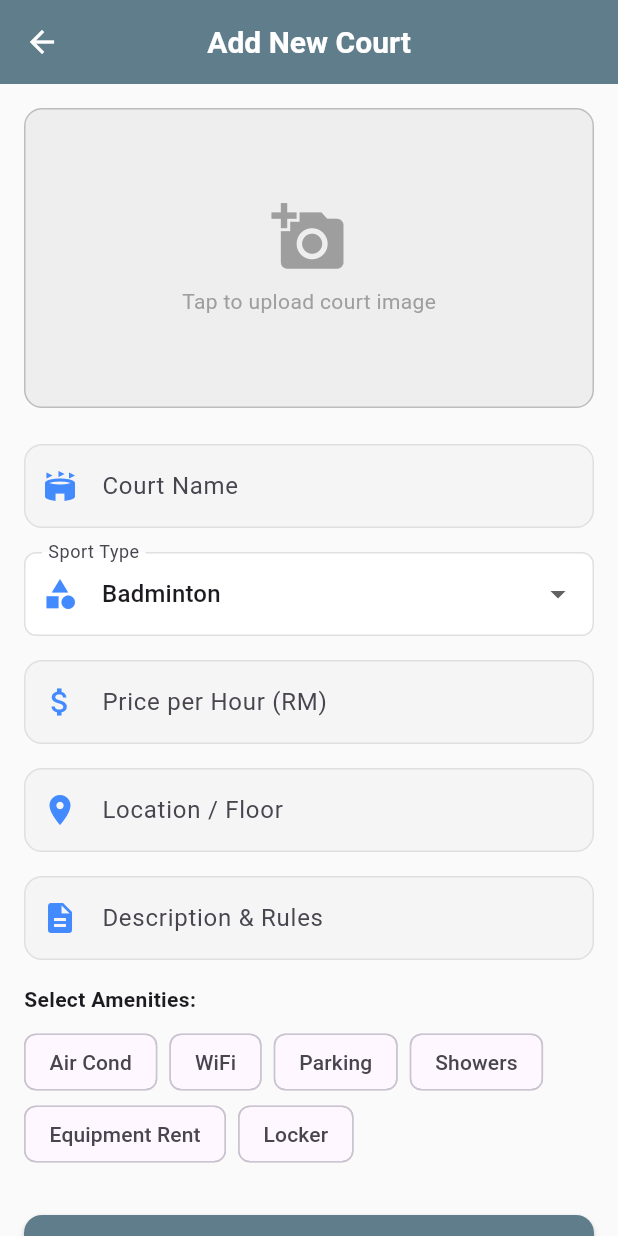
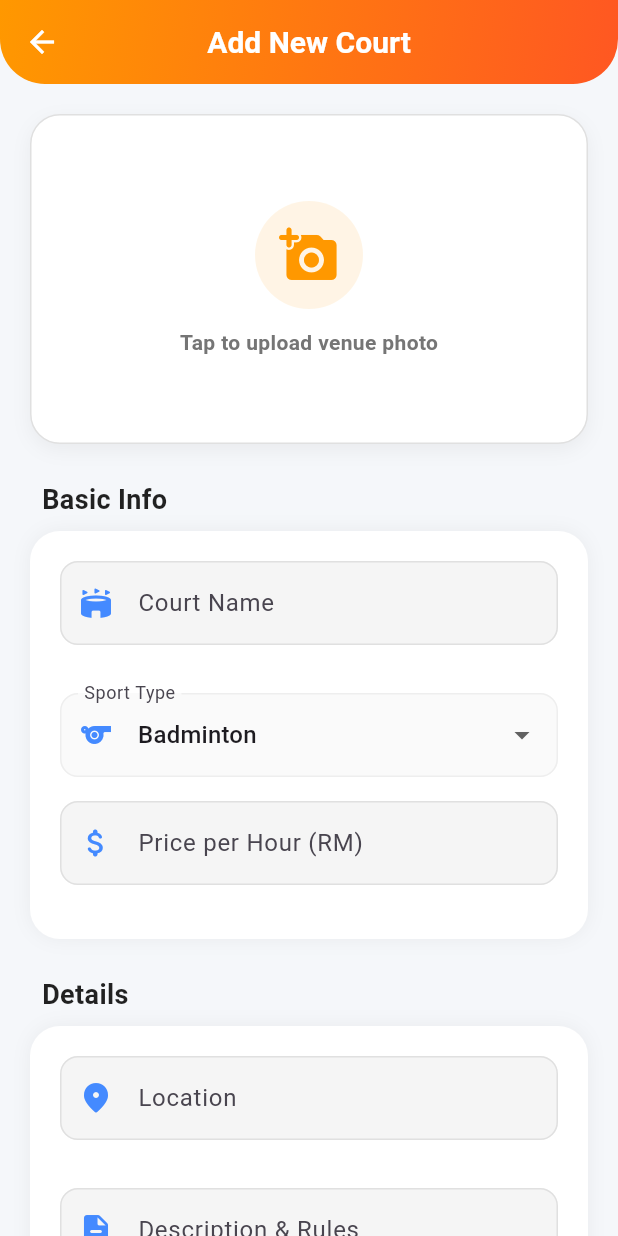
Before and after one commit to AmirKma112/court_time, a Flutter app: the OwnerAddCourt screen opened directly, on a phone screen of 412 x 824 dp. Run offline on Flutter 3.47's test engine with Material 3 defaults, Android fonts, the phone set to English and light mode, and no system bars; our stand-ins replace cloud_firestore, firebase_auth, firebase_core, firebase_storage, image_picker; accounts and stored records are empty.

Commit message:
update owner add court

```diff
--- a/lib/screens/owner/owner_add_court.dart
+++ b/lib/screens/owner/owner_add_court.dart
@@ -1,12 +1,12 @@
-import 'dart:io'; // Needed for File
+import 'dart:io';
 import 'package:flutter/material.dart';
-import 'package:image_picker/image_picker.dart'; // For picking images
-import 'package:firebase_storage/firebase_storage.dart'; // For uploading
+import 'package:image_picker/image_picker.dart';
+import 'package:firebase_storage/firebase_storage.dart';
 import '../../models/court_model.dart';
 import '../../services/database_service.dart';
 import '../../services/auth_service.dart';
-import '../../widgets/custom_button.dart'; // Assuming you have this
-import '../../widgets/custom_input.dart';  // Assuming you have this
+import '../../widgets/custom_button.dart';
+import '../../widgets/custom_input.dart';
 
 class OwnerAddCourt extends StatefulWidget {
   final CourtModel? courtToEdit;
@@ -21,17 +21,14 @@ class _OwnerAddCourtState extends State<OwnerAddCourt> {
   final _formKey = GlobalKey<FormState>();
   bool _isLoading = false;
 
-  // Controllers
   final _nameController = TextEditingController();
   final _priceController = TextEditingController();
   final _locationController = TextEditingController();
   final _descController = TextEditingController();
 
-  // Image State
-  File? _pickedImageFile;        // The new image selected from device
-  String? _existingImageUrl;     // The URL if editing an existing court
+  File? _pickedImageFile;
+  String? _existingImageUrl;
 
-  // Dropdown & Amenities
   String _selectedType = 'Badminton';
   final List<String> _availableAmenities = ['Air Cond', 'WiFi', 'Parking', 'Showers', 'Equipment Rent', 'Locker'];
   final List<String> _selectedAmenities = [];
@@ -39,7 +36,6 @@ class _OwnerAddCourtState extends State<OwnerAddCourt> {
   @override
   void initState() {
     super.initState();
-    // Pre-fill data if Editing
     if (widget.courtToEdit != null) {
       _nameController.text = widget.courtToEdit!.name;
       _priceController.text = widget.courtToEdit!.pricePerHour.toString();
@@ -51,11 +47,10 @@ class _OwnerAddCourtState extends State<OwnerAddCourt> {
     }
   }
 
-  // 1. FUNCTION TO PICK IMAGE
   Future<void> _pickImage() async {
     final pickedFile = await ImagePicker().pickImage(
-      source: ImageSource.gallery, // Change to ImageSource.camera to take a photo
-      imageQuality: 80, // Compress slightly to save space
+      source: ImageSource.gallery,
+      imageQuality: 80,
     );
 
     if (pickedFile != null) {
@@ -65,25 +60,17 @@ class _OwnerAddCourtState extends State<OwnerAddCourt> {
     }
   }
 
-  // 2. FUNCTION TO UPLOAD IMAGE TO FIREBASE STORAGE
   Future<String> _uploadImage(File image) async {
     try {
-      // Create a unique filename based on time
       final String fileName = '${DateTime.now().millisecondsSinceEpoch}.jpg';
-
-      // Reference to storage: /court_images/filename.jpg
       final Reference storageRef = FirebaseStorage.instance
           .ref()
           .child('court_images')
           .child(fileName);
 
-      // Upload the file
       final UploadTask uploadTask = storageRef.putFile(image);
       final TaskSnapshot snapshot = await uploadTask;
-
-      // Get the download URL
-      final String downloadUrl = await snapshot.ref.getDownloadURL();
-      return downloadUrl;
+      return await snapshot.ref.getDownloadURL();
     } catch (e) {
       throw Exception("Image Upload Failed: $e");
     }
@@ -91,7 +78,6 @@ class _OwnerAddCourtState extends State<OwnerAddCourt> {
 
   void _saveCourt() async {
     if (_formKey.currentState!.validate()) {
-      // Validation: Ensure an image exists (either new or existing)
       if (_pickedImageFile == null && _existingImageUrl == null) {
         ScaffoldMessenger.of(context).showSnackBar(
           const SnackBar(content: Text("Please upload an image for the court.")),
@@ -107,16 +93,12 @@ class _OwnerAddCourtState extends State<OwnerAddCourt> {
 
         String finalImageUrl = '';
 
-        // A. If user picked a NEW image, upload it
         if (_pickedImageFile != null) {
           finalImageUrl = await _uploadImage(_pickedImageFile!);
-        }
-        // B. If not, keep the OLD URL
-        else if (_existingImageUrl != null) {
+        } else if (_existingImageUrl != null) {
           finalImageUrl = _existingImageUrl!;
         }
 
-        // C. Prepare Data
         final newCourt = CourtModel(
           id: widget.courtToEdit?.id ?? '',
           ownerId: ownerId,
@@ -125,17 +107,19 @@ class _OwnerAddCourtState extends State<OwnerAddCourt> {
           pricePerHour: double.parse(_priceController.text.trim()),
           location: _locationController.text.trim(),
           description: _descController.text.trim(),
-          imageUrl: finalImageUrl, // Use the real Firebase URL
+          imageUrl: finalImageUrl,
           amenities: _selectedAmenities,
         );
 
-        // D. Save to Firestore
         await DatabaseService().saveCourt(newCourt, isEditing: widget.courtToEdit != null);
 
         if (!mounted) return;
         Navigator.pop(context);
         ScaffoldMessenger.of(context).showSnackBar(
-          const SnackBar(content: Text("Court Saved Successfully!")),
+          const SnackBar(
+            content: Text("Court Saved Successfully!"),
+            backgroundColor: Colors.green,
+          ),
         );
 
       } catch (e) {
@@ -154,69 +138,107 @@ class _OwnerAddCourtState extends State<OwnerAddCourt> {
     bool isEditing = widget.courtToEdit != null;
 
     return Scaffold(
+      backgroundColor: const Color(0xFFF5F7FA),
       appBar: AppBar(
         title: Text(isEditing ? "Edit Court" : "Add New Court"),
-        backgroundColor: Colors.blueGrey,
+        backgroundColor: Colors.transparent,
+        flexibleSpace: Container(
+          decoration: const BoxDecoration(
+            gradient: LinearGradient(
+              colors: [Colors.orange, Colors.deepOrange],
+              begin: Alignment.topLeft,
+              end: Alignment.bottomRight,
+            ),
+            borderRadius: BorderRadius.vertical(bottom: Radius.circular(30)),
+          ),
+        ),
+        elevation: 0,
+        centerTitle: true,
       ),
       body: SingleChildScrollView(
-        padding: const EdgeInsets.all(16),
+        padding: const EdgeInsets.all(20),
         child: Form(
           key: _formKey,
           child: Column(
             crossAxisAlignment: CrossAxisAlignment.stretch,
             children: [
 
-              // 🖼️ IMAGE PICKER AREA
+              // 1. IMAGE UPLOAD SECTION
               GestureDetector(
                 onTap: _pickImage,
                 child: Container(
-                  height: 200,
+                  height: 220,
                   width: double.infinity,
                   decoration: BoxDecoration(
-                    color: Colors.grey[200],
-                    borderRadius: BorderRadius.circular(12),
-                    border: Border.all(color: Colors.grey.shade400),
+                    color: Colors.white,
+                    borderRadius: BorderRadius.circular(20),
+                    border: Border.all(color: Colors.grey.shade300),
+                    boxShadow: [
+                      BoxShadow(color: Colors.black.withOpacity(0.05), blurRadius: 10, offset: const Offset(0, 4)),
+                    ],
                     image: _pickedImageFile != null
-                        ? DecorationImage(
-                            image: FileImage(_pickedImageFile!),
-                            fit: BoxFit.cover,
-                          )
+                        ? DecorationImage(image: FileImage(_pickedImageFile!), fit: BoxFit.cover)
                         : (_existingImageUrl != null && _existingImageUrl!.isNotEmpty)
-                            ? DecorationImage(
-                                image: NetworkImage(_existingImageUrl!),
-                                fit: BoxFit.cover,
-                              )
+                            ? DecorationImage(image: NetworkImage(_existingImageUrl!), fit: BoxFit.cover)
                             : null,
                   ),
                   child: (_pickedImageFile == null && _existingImageUrl == null)
-                      ? const Column(
+                      ? Column(
                           mainAxisAlignment: MainAxisAlignment.center,
                           children: [
-                            Icon(Icons.add_a_photo, size: 50, color: Colors.grey),
-                            SizedBox(height: 8),
-                            Text("Tap to upload court image", style: TextStyle(color: Colors.grey)),
+                            Container(
+                              padding: const EdgeInsets.all(16),
+                              decoration: BoxDecoration(
+                                color: Colors.orange.withOpacity(0.1),
+                                shape: BoxShape.circle,
+                              ),
+                              child: const Icon(Icons.add_a_photo_rounded, size: 40, color: Colors.orange),
+                            ),
+                            const SizedBox(height: 12),
+                            Text("Tap to upload venue photo", style: TextStyle(color: Colors.grey[600], fontWeight: FontWeight.bold)),
                           ],
                         )
-                      : null,
+                      : Container(
+                          alignment: Alignment.bottomRight,
+                          padding: const EdgeInsets.all(12),
+                          child: CircleAvatar(
+                            backgroundColor: Colors.white,
+                            child: const Icon(Icons.edit, color: Colors.orange),
+                          ),
+                        ),
                 ),
               ),
               const SizedBox(height: 24),
 
-              // 1. Name
+              // 2. BASIC DETAILS CARD
+              _buildSectionTitle("Basic Info"),
+              Container(
+                padding: const EdgeInsets.all(20),
+                decoration: BoxDecoration(
+                  color: Colors.white,
+                  borderRadius: BorderRadius.circular(20),
+                  boxShadow: [BoxShadow(color: Colors.black.withOpacity(0.05), blurRadius: 10)],
+                ),
+                child: Column(
+                  children: [
                     CustomInput(
                       label: "Court Name",
-                icon: Icons.stadium,
+                      icon: Icons.stadium_rounded,
                       controller: _nameController,
                       validator: (val) => val!.isEmpty ? "Required" : null,
                     ),
+                    const SizedBox(height: 16),
 
-              // 2. Type Dropdown
+                    // Dropdown for Type
                     DropdownButtonFormField<String>(
                       value: _selectedType,
-                decoration: const InputDecoration(
+                      decoration: InputDecoration(
                         labelText: "Sport Type",
-                  border: OutlineInputBorder(),
-                  prefixIcon: Icon(Icons.category, color: Colors.blueAccent),
+                        prefixIcon: const Icon(Icons.sports, color: Colors.blueAccent),
+                        filled: true,
+                        fillColor: Colors.grey[50],
+                        border: OutlineInputBorder(borderRadius: BorderRadius.circular(12), borderSide: BorderSide.none),
+                        enabledBorder: OutlineInputBorder(borderRadius: BorderRadius.circular(12), borderSide: BorderSide(color: Colors.grey.shade200)),
                       ),
                       items: ['Badminton', 'Futsal']
                           .map((type) => DropdownMenuItem(value: type, child: Text(type)))
@@ -225,42 +247,75 @@ class _OwnerAddCourtState extends State<OwnerAddCourt> {
                     ),
                     const SizedBox(height: 16),
 
-              // 3. Price
                     CustomInput(
                       label: "Price per Hour (RM)",
-                icon: Icons.attach_money,
+                      icon: Icons.attach_money_rounded,
                       controller: _priceController,
                       keyboardType: const TextInputType.numberWithOptions(decimal: true),
                       validator: (val) => val!.isEmpty ? "Required" : null,
                     ),
+                  ],
+                ),
+              ),
+              const SizedBox(height: 24),
 
-              // 4. Location
+              // 3. LOCATION & DESCRIPTION
+              _buildSectionTitle("Details"),
+              Container(
+                padding: const EdgeInsets.all(20),
+                decoration: BoxDecoration(
+                  color: Colors.white,
+                  borderRadius: BorderRadius.circular(20),
+                  boxShadow: [BoxShadow(color: Colors.black.withOpacity(0.05), blurRadius: 10)],
+                ),
+                child: Column(
+                  children: [
                     CustomInput(
-                label: "Location / Floor",
-                icon: Icons.location_on,
+                      label: "Location",
+                      icon: Icons.location_on_rounded,
                       controller: _locationController,
                       validator: (val) => val!.isEmpty ? "Required" : null,
                     ),
-
-              // 5. Description
+                    const SizedBox(height: 16),
                     CustomInput(
                       label: "Description & Rules",
-                icon: Icons.description,
+                      icon: Icons.description_rounded,
                       controller: _descController,
+                      keyboardType: TextInputType.multiline,
                     ),
+                  ],
+                ),
+              ),
+              const SizedBox(height: 24),
 
-              // 6. Amenities
-              const Text("Select Amenities:", style: TextStyle(fontWeight: FontWeight.bold)),
-              const SizedBox(height: 8),
-              Wrap(
-                spacing: 8,
+              // 4. AMENITIES
+              _buildSectionTitle("Amenities"),
+              Container(
+                padding: const EdgeInsets.all(20),
+                decoration: BoxDecoration(
+                  color: Colors.white,
+                  borderRadius: BorderRadius.circular(20),
+                  boxShadow: [BoxShadow(color: Colors.black.withOpacity(0.05), blurRadius: 10)],
+                ),
+                child: Wrap(
+                  spacing: 10,
+                  runSpacing: 10,
                   children: _availableAmenities.map((amenity) {
                     final isSelected = _selectedAmenities.contains(amenity);
                     return FilterChip(
                       label: Text(amenity),
                       selected: isSelected,
-                    selectedColor: Colors.green[100],
-                    checkmarkColor: Colors.green,
+                      selectedColor: Colors.orange.withOpacity(0.2),
+                      checkmarkColor: Colors.deepOrange,
+                      labelStyle: TextStyle(
+                        color: isSelected ? Colors.deepOrange : Colors.black87,
+                        fontWeight: isSelected ? FontWeight.bold : FontWeight.normal
+                      ),
+                      backgroundColor: Colors.grey[100],
+                      shape: RoundedRectangleBorder(
+                        borderRadius: BorderRadius.circular(10),
+                        side: BorderSide(color: isSelected ? Colors.orange : Colors.transparent),
+                      ),
                       onSelected: (bool selected) {
                         setState(() {
                           if (selected) {
@@ -273,19 +328,31 @@ class _OwnerAddCourtState extends State<OwnerAddCourt> {
                     );
                   }).toList(),
                 ),
+              ),
               const SizedBox(height: 30),
 
-              // SAVE BUTTON
+              // 5. SAVE BUTTON
               CustomButton(
                 text: "SAVE COURT",
                 isLoading: _isLoading,
-                backgroundColor: Colors.blueGrey,
+                backgroundColor: Colors.deepOrange,
                 onPressed: _saveCourt,
               ),
+              const SizedBox(height: 30),
             ],
           ),
         ),
       ),
     );
   }
+
+  Widget _buildSectionTitle(String title) {
+    return Padding(
+      padding: const EdgeInsets.only(left: 8, bottom: 8),
+      child: Text(
+        title,
+        style: const TextStyle(fontSize: 18, fontWeight: FontWeight.bold, color: Colors.black87),
+      ),
+    );
   }
+}
```
Lines whose indentation alone changed are shown as unchanged.
